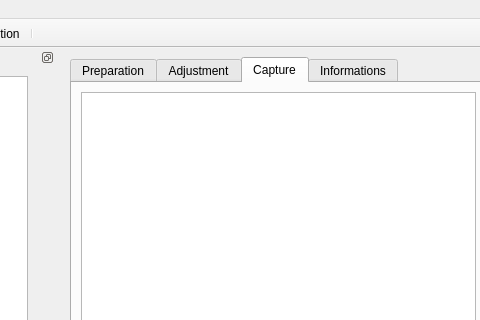
Before: the Qt Designer form pc/core/mainwindow.ui in plule/pfe-costumes, drawn with Qt 5; both pictures show x 181 to 661 and y 0 to 320 of the 891 by 789 pixel window.
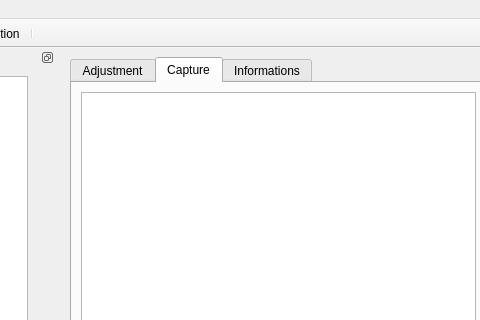
After: the same form once the commit is applied. The open tabs and pages were chosen to show the change. Icons and pictures are not drawn. Custom widgets are drawn as their Qt base class.

Patch:
```diff
--- a/pc/core/mainwindow.ui
+++ b/pc/core/mainwindow.ui
@@ -23,11 +23,6 @@
       <property name="currentIndex">
        <number>1</number>
       </property>
-      <widget class="QWidget" name="preparationTab">
-       <attribute name="title">
-        <string>Preparation</string>
-       </attribute>
-      </widget>
       <widget class="QWidget" name="adjustmentTab">
        <attribute name="title">
         <string>Adjustment</string>
```
